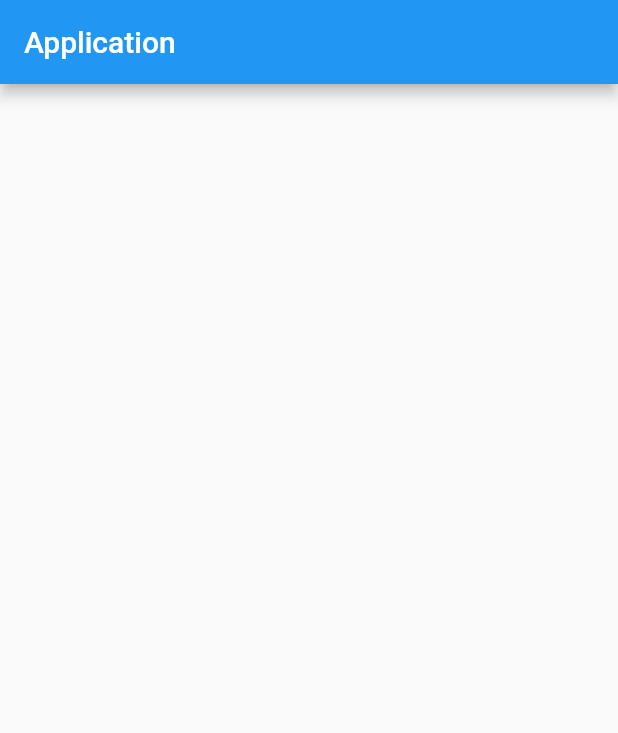
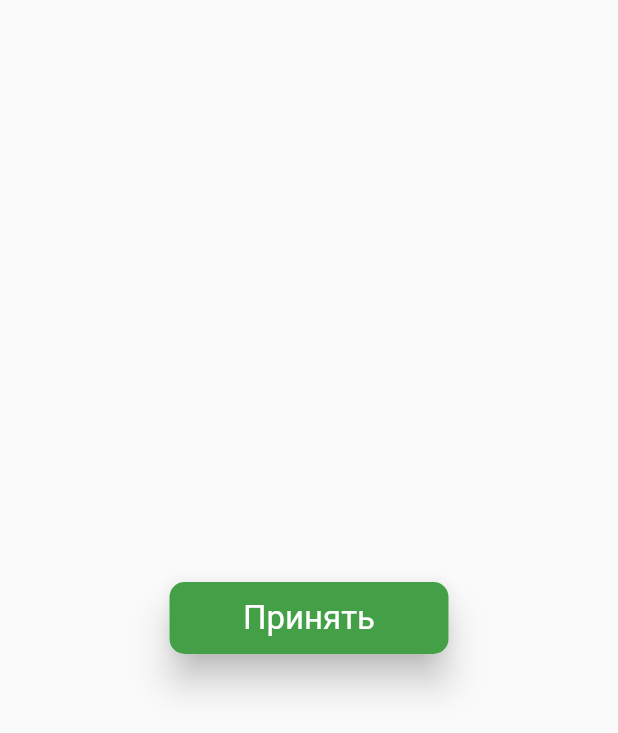
Before and after one commit to RomaTur/harmony-project, a Flutter app: the screen it shows after launch, on a phone screen of 412 x 824 dp. Shown: the top 733 px of the screen. Run offline on Flutter 3.47's test engine with Material 2 defaults, Android fonts, the phone set to English and light mode, and no system bars.

Commit message:
learnin: trying animation

```diff
--- a/mobile/lib/main.dart
+++ b/mobile/lib/main.dart
@@ -1,20 +1,5 @@
 import 'package:flutter/cupertino.dart';
 import 'package:flutter/material.dart';
+import 'package:harmony_mobile_app/samples/animatedButton/main.dart';
 
 void main() => runApp(MyApp());
-
-class MyApp extends StatelessWidget {
-  @override
-  Widget build(BuildContext context) {
-    return MaterialApp(
-        title: 'HARMONY PROJECT',
-        theme: ThemeData(
-          primarySwatch: Colors.blue,
-        ),
-        home: Scaffold(
-          appBar: AppBar(
-            title: Text("Application"),
-          ),
-        ));
-  }
-}
--- /dev/null
+++ b/mobile/lib/samples/animatedButton/animated_button.dart
@@ -0,0 +1,170 @@
+import 'package:flutter/material.dart';
+
+class AnimatedButton extends StatefulWidget {
+  final String initialText, finalText;
+  final ButtonStyle buttonStyle;
+  final IconData iconData;
+  final double iconSize;
+  final Duration animationDuration;
+  final Function onTap;
+
+  AnimatedButton(
+      {this.initialText,
+      this.finalText,
+      this.buttonStyle,
+      this.iconData,
+      this.iconSize,
+      this.animationDuration,
+      this.onTap});
+
+  @override
+  _AnimatedButtonState createState() => _AnimatedButtonState();
+}
+
+class _AnimatedButtonState extends State<AnimatedButton>
+    with TickerProviderStateMixin {
+  AnimationController _controller;
+  ButtonState _currentState;
+  Duration _smallDuration;
+  Animation<double> _scaleFinalTextAnimation;
+
+  final animationCurve = Curves.fastOutSlowIn;
+
+  @override
+  void initState() {
+    super.initState();
+    _currentState = ButtonState.SHOW_ONLY_TEXT;
+    _smallDuration = Duration(
+        milliseconds: (widget.animationDuration.inMilliseconds * 0.5).round());
+    _controller =
+        AnimationController(vsync: this, duration: widget.animationDuration);
+    _controller.addListener(() {
+      double _controllerValue = _controller.value;
+      if (_controllerValue < 0.2) {
+        setState(() {
+          _currentState = ButtonState.SHOW_ONLY_ICON;
+        });
+      } else if (_controllerValue > 0.5) {
+        setState(() {
+          _currentState = ButtonState.SHOW_TEXT_ICON;
+        });
+      }
+    });
+    _controller.addStatusListener((currentStatus) {
+      switch (currentStatus) {
+        case AnimationStatus.completed:
+          widget.onTap();
+          break;
+        case AnimationStatus.dismissed:
+        case AnimationStatus.forward:
+        case AnimationStatus.reverse:
+          break;
+      }
+    });
+    _scaleFinalTextAnimation =
+        Tween<double>(begin: 0.0, end: 1.0).animate(_controller);
+  }
+
+  @override
+  void dispose() {
+    _controller.dispose();
+    super.dispose();
+  }
+
+  @override
+  Widget build(BuildContext context) {
+    return Material(
+      borderRadius:
+          BorderRadius.all(Radius.circular(widget.buttonStyle.borderRadius)),
+      elevation: widget.buttonStyle.elevation,
+      child: InkWell(
+        onTap: () {
+          _controller.forward();
+        },
+        child: AnimatedContainer(
+          curve: animationCurve,
+//          duration: widget.animationDuration,
+          duration: _smallDuration,
+          height: widget.iconSize + 16,
+          decoration: BoxDecoration(
+              border: Border.all(
+                  color: (_currentState == ButtonState.SHOW_ONLY_ICON ||
+                          _currentState == ButtonState.SHOW_TEXT_ICON)
+                      ? widget.buttonStyle.primaryColor
+                      : Colors.transparent),
+              color: (_currentState == ButtonState.SHOW_ONLY_ICON ||
+                      _currentState == ButtonState.SHOW_TEXT_ICON)
+                  ? widget.buttonStyle.secondaryColor
+                  : widget.buttonStyle.primaryColor,
+              borderRadius: BorderRadius.all(
+                  Radius.circular(widget.buttonStyle.borderRadius))),
+          padding: EdgeInsets.symmetric(
+              horizontal: (_currentState == ButtonState.SHOW_ONLY_ICON ||
+                      _currentState == ButtonState.SHOW_TEXT_ICON)
+                  ? 16.0
+                  : 48.0,
+              vertical: 8.0),
+          child: AnimatedSize(
+            curve: animationCurve,
+            vsync: this,
+            duration: _smallDuration,
+            child: Row(
+              mainAxisSize: MainAxisSize.min,
+              children: <Widget>[
+                (_currentState == ButtonState.SHOW_ONLY_ICON ||
+                        _currentState == ButtonState.SHOW_TEXT_ICON)
+                    ? Icon(
+                        widget.iconData,
+                        size: widget.iconSize,
+                        color: widget.buttonStyle.primaryColor,
+                      )
+                    : Container(),
+                SizedBox(
+                  width:
+                      _currentState == ButtonState.SHOW_TEXT_ICON ? 20.0 : 0.0,
+                ),
+                getTextWidget()
+              ],
+            ),
+          ),
+        ),
+      ),
+    );
+  }
+
+  Widget getTextWidget() {
+    switch (_currentState) {
+      case ButtonState.SHOW_ONLY_TEXT:
+        return Text(
+          widget.initialText,
+          style: widget.buttonStyle.initialTextStyle,
+        );
+      case ButtonState.SHOW_ONLY_ICON:
+        return Container();
+      case ButtonState.SHOW_TEXT_ICON:
+        return ScaleTransition(
+            scale: _scaleFinalTextAnimation,
+            child: Text(
+              widget.finalText,
+              style: widget.buttonStyle.finalTextStyle,
+            ));
+    }
+    return Container();
+  }
+}
+
+class ButtonStyle {
+  final TextStyle initialTextStyle, finalTextStyle;
+  final Color primaryColor, secondaryColor;
+  final double elevation, borderRadius;
+
+  ButtonStyle(
+      {this.initialTextStyle,
+      this.finalTextStyle,
+      this.primaryColor,
+      this.secondaryColor,
+      this.elevation,
+      this.borderRadius});
+}
+
+enum ButtonState { SHOW_ONLY_TEXT, SHOW_ONLY_ICON, SHOW_TEXT_ICON }
--- /dev/null
+++ b/mobile/lib/samples/animatedButton/main.dart
@@ -0,0 +1,44 @@
+import 'package:flutter/cupertino.dart';
+import 'package:flutter/material.dart';
+import 'package:harmony_mobile_app/samples/animatedButton/animated_button.dart';
+
+void main() => runApp(MyApp());
+
+class MyApp extends StatefulWidget {
+  @override
+  _MyAppState createState() => _MyAppState();
+}
+
+class _MyAppState extends State<MyApp> with SingleTickerProviderStateMixin {
+  @override
+  Widget build(BuildContext context) {
+    return MaterialApp(
+      title: 'HARMONY PROJECT',
+      theme: ThemeData(
+        primarySwatch: Colors.blue,
+      ),
+      home: Scaffold(
+        body: Center(
+          child: AnimatedButton(
+              onTap: () {
+                print("Animated button pressed");
+              },
+              animationDuration: Duration(milliseconds: 1500),
+              initialText: "Принять",
+              finalText: "Подписан",
+              iconData: Icons.check,
+              iconSize: 32.0,
+              buttonStyle: ButtonStyle(
+                  primaryColor: Colors.green.shade600,
+                  secondaryColor: Colors.white,
+                  elevation: 10.0,
+                  borderRadius: 10.0,
+                  initialTextStyle:
+                      TextStyle(fontSize: 22.0, color: Colors.white),
+                  finalTextStyle:
+                      TextStyle(fontSize: 22.0, color: Colors.green.shade600))),
+        ),
+      ),
+    );
+  }
+}
```
Also changed, not shown: 1 other file.
